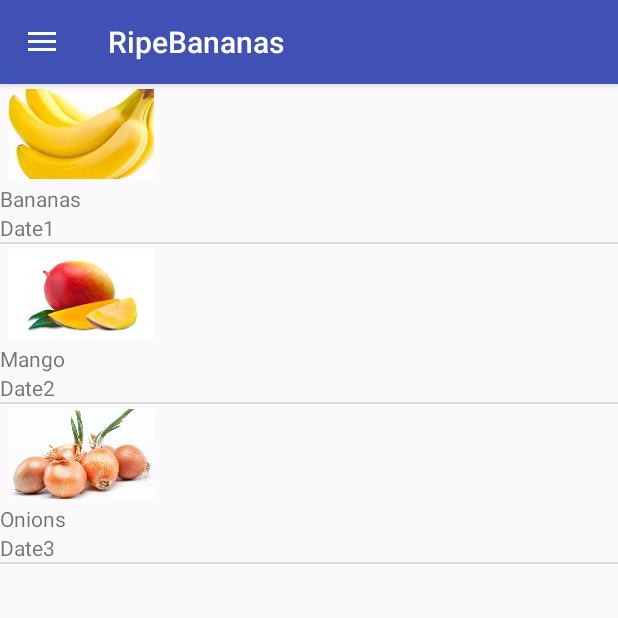
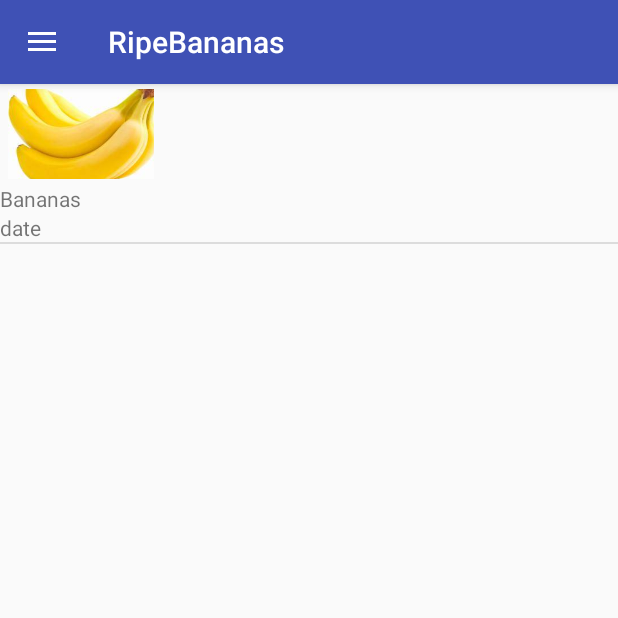
Before and after one commit to heyItsAma/RipeBananas, an Android app: the screen it shows after launch (MainActivity), on a phone screen of 412 x 824 dp, the top half of it. Run offline under Robolectric (Android 15) with nearby library versions, the phone set to English and light mode, and no system bars.

Commit message:
RipeBananas with Proper ListView

```diff
--- a/app/src/main/java/com/example/tehhuzzlenut/ripebananas/CustomListView.java
+++ b/app/src/main/java/com/example/tehhuzzlenut/ripebananas/CustomListView.java
@@ -1,7 +1,9 @@
 package com.example.tehhuzzlenut.ripebananas;
 
+import android.annotation.SuppressLint;
 import android.app.Activity;
 import android.content.Context;
+import android.support.annotation.LayoutRes;
 import android.support.annotation.NonNull;
 import android.support.annotation.Nullable;
 import android.view.LayoutInflater;
@@ -11,60 +13,54 @@ import android.widget.ArrayAdapter;
 import android.widget.ImageView;
 import android.widget.TextView;
 
+import java.util.ArrayList;
+import java.util.List;
+
 /**
  * Created by TehHuzzlenut on 11/29/2017.
  */
 
-public class CustomListView extends ArrayAdapter<String>{
+public class CustomListView extends ArrayAdapter<Food>{
 
     //Class for custom view adapter of listview
 
-    private String[] foodName;
-    private String[] foodExpDate;
-    private Integer[] imgs;
-    private Activity context;
+    private Context mContext;
+    private List<Food> foodsList = new ArrayList<>();
 
-    public CustomListView(Activity context, String[] foodName, String[] foodExpDate, Integer[] imgs) {
-        super(context, R.layout.listview_layout, foodName);
-
-        this.context = context;
-        this.foodName = foodName;
-        this.foodExpDate = foodExpDate;
-        this.imgs = imgs;
+    public CustomListView(@NonNull Context context, @SuppressLint("SupportAnnotationUsage") @LayoutRes ArrayList<Food> list) {
+        super(context, 0 , list);
+        mContext = context;
+        foodsList = list;
     }
 
     @NonNull
     @Override
-    public View getView(int postion, @Nullable View convertView, @NonNull ViewGroup parent) {
-        View r = convertView;
-        ViewHolder viewHolder = null;
+    public View getView(int position, @Nullable View convertView, @NonNull ViewGroup parent) {
 
-        if(r == null){
-            LayoutInflater layoutInflater = context.getLayoutInflater();
-            r = layoutInflater.inflate(R.layout.listview_layout, null, true);
-            viewHolder = new ViewHolder(r);
-            r.setTag(viewHolder);
-        } else {
-            viewHolder = (ViewHolder) r.getTag();
-        }
+        View listItem = convertView;
+        if(listItem == null)
+            listItem = LayoutInflater.from(mContext).inflate(R.layout.listview_layout,parent,false);
 
-        viewHolder.foodImg.setImageResource(imgs[postion]);
-        viewHolder.foodNameTV.setText(foodName[postion]);
-        viewHolder.foodExpDateTV.setText(foodExpDate[postion]);
+        Food currentFood = foodsList.get(position);
 
-        return r;
+        ImageView image = (ImageView)listItem.findViewById(R.id.foodImageView);
+        image.setImageResource(currentFood.getmImageDrawable());
+
+        TextView name = (TextView) listItem.findViewById(R.id.tvfoodName);
+        name.setText(currentFood.getmName());
+
+        TextView foodExpDate = (TextView) listItem.findViewById(R.id.tvFoodExpDate);
+        foodExpDate.setText(currentFood.getmRelease());
+
+        return listItem;
+    }
+
+    public void removeItem(int position) {
 
     }
 
-    class ViewHolder{
-        TextView foodNameTV;
-        TextView foodExpDateTV;
-        ImageView foodImg;
+    public long getItemId(int position) {
+        return position;
+    }
 
-        ViewHolder(View v){
-            foodNameTV = v.findViewById(R.id.tvfoodName);
-            foodExpDateTV = v.findViewById(R.id.tvFoodExpDate);
-            foodImg = v.findViewById(R.id.foodImageView);
-        }
-    }
 }
--- /dev/null
+++ b/app/src/main/java/com/example/tehhuzzlenut/ripebananas/Food.java
@@ -0,0 +1,47 @@
+package com.example.tehhuzzlenut.ripebananas;
+
+/**
+ * Created by TehHuzzlenut on 12/6/2017.
+ */
+
+public class Food {
+
+    // Store the id of the food
+    private int mImageDrawable;
+    // Store the name of the food
+    private String mFoodName;
+    // Store the release date food
+    private String mFoodExpDate;
+
+    // Constructor that is used to create an instance of the Food object
+    public Food(int mImageDrawable, String mFoodName, String mFoodExpDate)
+    {
+        this.mImageDrawable = mImageDrawable;
+        this.mFoodName = mFoodName;
+        this.mFoodExpDate = mFoodExpDate;
+    }
+
+    public int getmImageDrawable() {
+        return mImageDrawable;
+    }
+
+    public void setmImageDrawable(int mImageDrawable) {
+        this.mImageDrawable = mImageDrawable;
+    }
+
+    public String getmName() {
+        return mFoodName;
+    }
+
+    public void setmName(String mFoodName) {
+        this.mFoodName = mFoodName;
+    }
+
+    public String getmRelease() {
+        return mFoodExpDate;
+    }
+
+    public void setmFoodExpDate(String mFoodExpDate) {
+        this.mFoodExpDate = mFoodExpDate;
+    }
+}
--- a/app/src/main/java/com/example/tehhuzzlenut/ripebananas/MainActivity.java
+++ b/app/src/main/java/com/example/tehhuzzlenut/ripebananas/MainActivity.java
@@ -1,27 +1,41 @@
 package com.example.tehhuzzlenut.ripebananas;
 
+import android.app.AlertDialog;
+import android.content.Context;
+import android.content.DialogInterface;
+import android.os.Build;
 import android.support.v4.widget.DrawerLayout;
 import android.support.v7.app.ActionBarDrawerToggle;
 import android.support.v7.app.AppCompatActivity;
 import android.os.Bundle;
+import android.view.LayoutInflater;
 import android.view.MenuItem;
+import android.view.View;
+import android.widget.AdapterView;
 import android.widget.ListView;
+import android.widget.Toast;
+
+import java.util.ArrayList;
 
 public class MainActivity extends AppCompatActivity {
+
+
     //Drawer Toggle
     private DrawerLayout drawerLayout;
     private ActionBarDrawerToggle drawerToggle;
 
     //Custom Adapter
     ListView lst;
-    String[] fruitName = {"Bananas", "Mango", "Onions"};
-    String[] fruitExpDate = {"Date1","Date2","Date3"};
-    Integer[] imgID = {R.drawable.bananas, R.drawable.mango, R.drawable.onions} ;
+    private CustomListView mAdapter;
+
 
     @Override
     protected void onCreate(Bundle savedInstanceState) {
         super.onCreate(savedInstanceState);
         setContentView(R.layout.activity_main);
+
+
+        //Set up navigation drawer
         drawerLayout = (DrawerLayout) findViewById(R.id.drawer_layout);
         drawerToggle = new ActionBarDrawerToggle(this, drawerLayout, R.string.open, R.string.close);
         drawerLayout.addDrawerListener(drawerToggle);
@@ -29,13 +43,54 @@ public class MainActivity extends AppCompatActivity {
         getSupportActionBar().setDisplayHomeAsUpEnabled(true);
 
 
+        //Set up ListView
+        lst = (ListView) findViewById(R.id.lst);
+        LayoutInflater layoutInflater = getLayoutInflater();
+        final ArrayList<Food> foodsList = new ArrayList<>();
+        foodsList.add(new Food(R.drawable.bananas, "Bananas" , "date"));
+        mAdapter = new CustomListView(this,foodsList);
+        lst.setAdapter(mAdapter);
 
 
-        lst = (ListView) findViewById(R.id.lst);
+        //Long click listener for listview - Delete an item
+        lst.setOnItemLongClickListener(new AdapterView.OnItemLongClickListener() {
+            @Override
+            public boolean onItemLongClick(AdapterView<?> adapterView, View view, int i, long l) {
 
-        CustomListView customListView = new CustomListView(this, fruitName, fruitExpDate, imgID);
-        lst.setAdapter(customListView);
+                final int position = i;
+                AlertDialog.Builder builder;
+                if (Build.VERSION.SDK_INT >= Build.VERSION_CODES.LOLLIPOP) {
+                    builder = new AlertDialog.Builder(MainActivity.this, android.R.style.Theme_Material_Dialog_Alert);
+                } else {
+                    builder = new AlertDialog.Builder(MainActivity.this);
+                }
+                builder.setTitle("Consume Food")
+                        .setMessage("Have you already consumed this food? If so, hit yes to delete.")
+                        .setPositiveButton("Yes, it's all gone.", new DialogInterface.OnClickListener() {
+                            public void onClick(DialogInterface dialog, int which) {
+                                foodsList.remove(position);
+                                mAdapter.notifyDataSetChanged();
+                                Toast.makeText(MainActivity.this, "Removed from list.", Toast.LENGTH_SHORT).show();
+                            }
+                        })
+                        .setNegativeButton("No, it's still in my pantry.", new DialogInterface.OnClickListener() {
+                            public void onClick(DialogInterface dialog, int which) {
+                                // do nothing
+                            }
+                        })
+                        .setIcon(android.R.drawable.ic_dialog_alert)
+                        .show();
+
+                return false;
+            }
+        });
+
+        //Button to add item to list
+
     }
+
+
+
 
     @Override
     public boolean onOptionsItemSelected(MenuItem item) {
```
